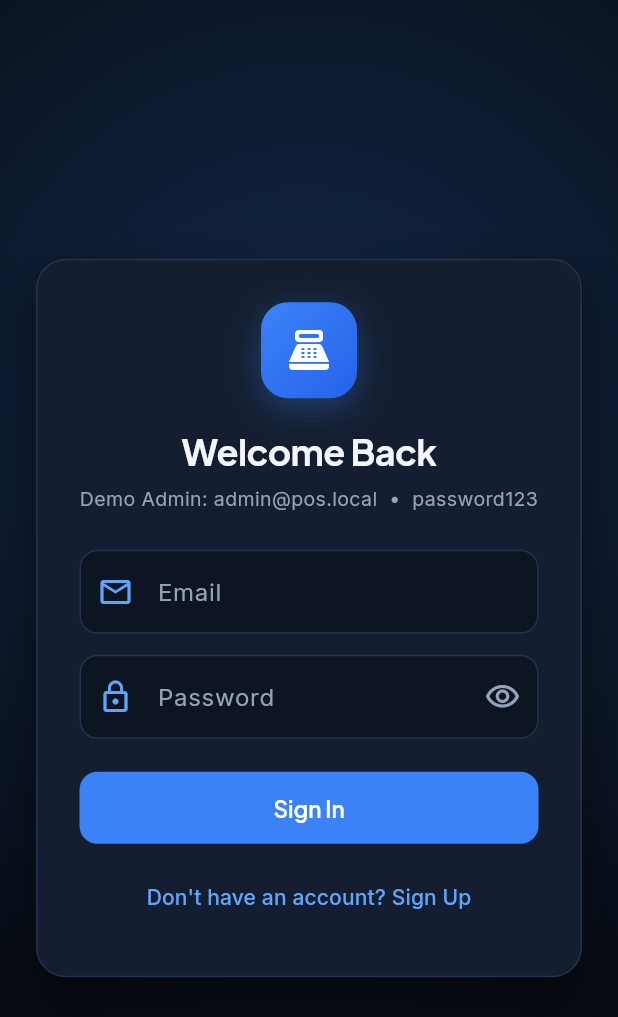
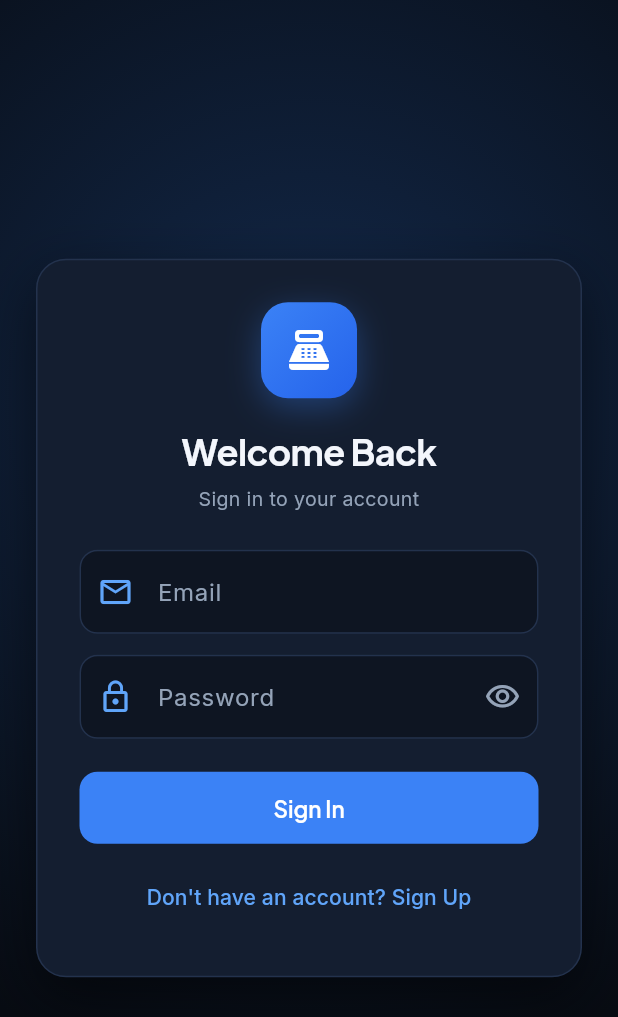
Before and after one commit to Haruuuu-sleeper/POS-System, a Flutter app: the screen it shows after launch, on a phone screen of 412 x 824 dp. Shown: the top 1017 px of the screen. Run offline on Flutter 3.47's test engine with Material 3 defaults, Android fonts, the phone set to English and light mode, and no system bars; our stand-ins replace drift, drift_flutter, google_fonts, material_ui; accounts and stored records are empty; generated files the repository leaves out were written again.

Commit message:
Removed demo credentials from auth.screen

```diff
--- a/lib/presentation/screens/auth_screen.dart
+++ b/lib/presentation/screens/auth_screen.dart
@@ -160,9 +160,7 @@ class _AuthScreenState extends State<AuthScreen> {
                         ),
                         const SizedBox(height: 6),
                         Text(
-                          _isLogin
-                              ? 'Demo Admin: admin@pos.local  •  password123'
-                              : 'Register a cashier account to access the register',
+                          _isLogin ? 'Sign in to your account' : 'Register a cashier account to access the register',
                           textAlign: TextAlign.center,
                           style: PosTypography.body(
                             context,
```
